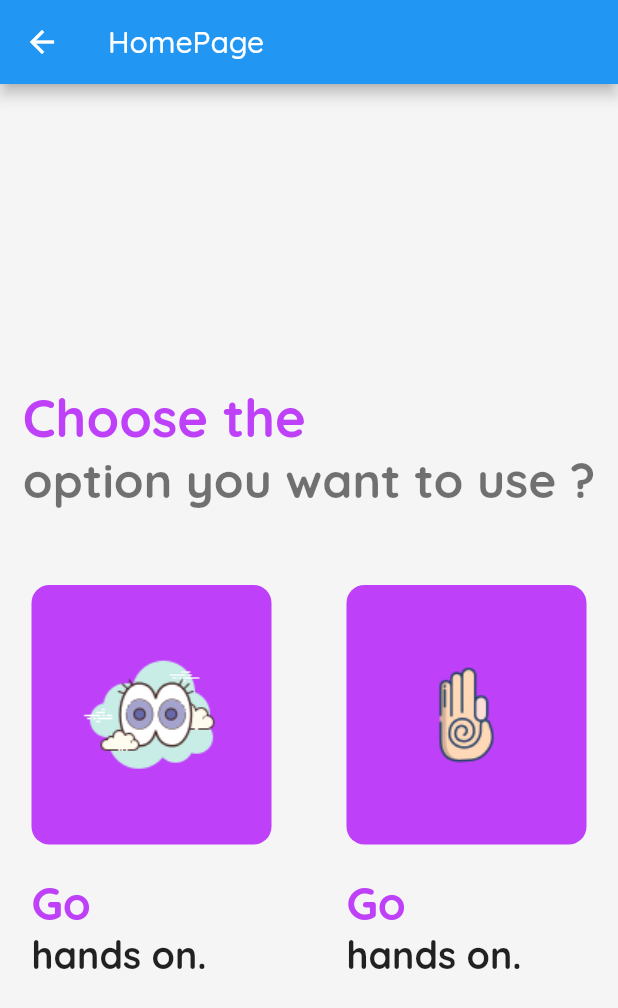
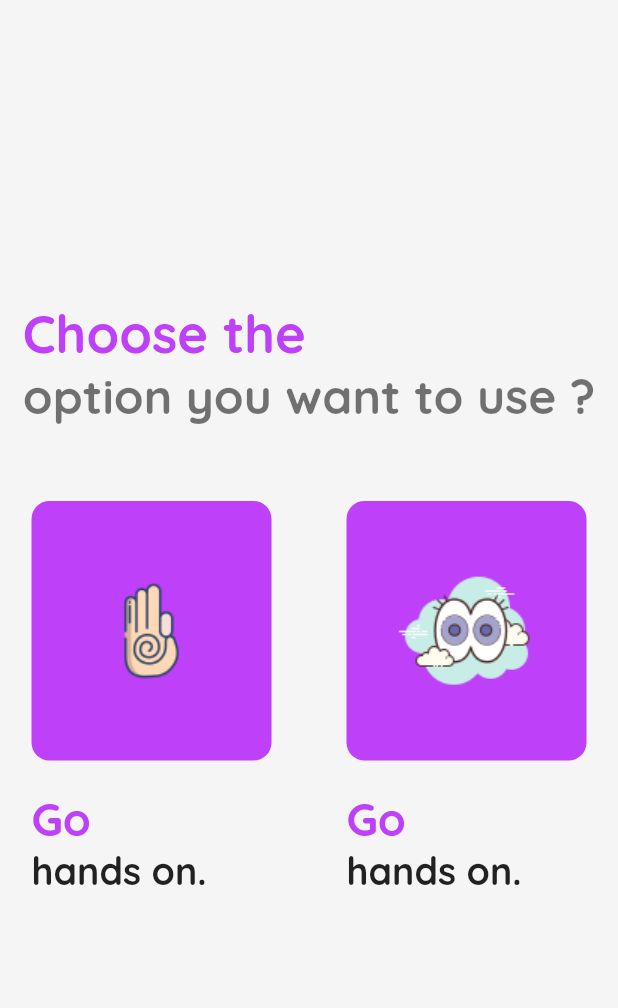
Before and after one commit to basnetmausam/Aawaj, a Flutter app: the HomePage screen opened by its route, on a phone screen of 412 x 824 dp. Shown: the top 1008 px of the screen. Run offline on Flutter 3.47's test engine with Material 2 defaults, Android fonts, the phone set to English and light mode, and no system bars; our stand-ins replace flutter_staggered_animations, google_fonts, velocity_x.

Commit message:
basic-ui

```diff
--- a/lib/main.dart
+++ b/lib/main.dart
@@ -2,6 +2,7 @@ import 'package:flutter/material.dart';
 import 'package:major_try/pages/gridview_page.dart';
 import 'package:major_try/pages/hands_on_mode/choose_option_page.dart';
 import 'package:major_try/pages/home_page.dart';
+import 'package:major_try/pages/typing_mode/typing_page.dart';
 import 'package:major_try/themes.dart';
 import 'package:major_try/utils/routes.dart';
 
@@ -33,8 +34,10 @@ class MyApp extends StatelessWidget {
       routes: {
         MyRoutes.homeRoute: (context) => const HomePage(),
         MyRoutes.handsRoute: (context) => const HandsOn(),
+        MyRoutes.taptapRoute: (context) => const GridViewPage(),
+        MyRoutes.typeRoute: (context) => const TypePage(),
       },
-      home: const GridViewPage(),
+      home: const HomePage(),
     );
   }
 }
--- a/lib/pages/home_page.dart
+++ b/lib/pages/home_page.dart
@@ -14,9 +14,9 @@ class HomePage extends StatelessWidget {
   @override
   Widget build(BuildContext context) {
     return Scaffold(
-      appBar: AppBar(
-        title: const Text("HomePage"),
-      ),
+      // appBar: AppBar(
+      //   title: const Text("HomePage"),
+      // ),
       // backgroundColor: context.canvasColor,
       body: Column(
         crossAxisAlignment: CrossAxisAlignment.center,
@@ -70,96 +70,6 @@ class HomePage extends StatelessWidget {
             mainAxisAlignment: MainAxisAlignment.center,
             crossAxisAlignment: CrossAxisAlignment.center,
             children: [
-              if (isMobile(context))
-                Column(
-                  crossAxisAlignment: CrossAxisAlignment.start,
-                  children: [
-                    InkWell(
-                      onTap: () {
-                        Navigator.pushNamed(context, MyRoutes.handsRoute);
-                      },
-                      child: Container(
-                        height: 173,
-                        width: 160,
-                        decoration: BoxDecoration(
-                          image: const DecorationImage(
-                            image: AssetImage('assets/images/eye.png'),
-                            // fit: BoxFit.contain,
-                          ),
-                          color: context.cardColor,
-                          borderRadius: BorderRadius.circular(12),
-                        ),
-                      ),
-                    ),
-                    const SizedBox(
-                      height: 20,
-                    ),
-                    Text(
-                      "Go",
-                      style: TextStyle(
-                        color: context.cardColor,
-                        fontSize: 30,
-                        fontWeight: FontWeight.bold,
-                      ),
-                    ),
-                    const Text(
-                      "hands on.",
-                      style: TextStyle(
-                        fontSize: 25,
-                        fontWeight: FontWeight.bold,
-                      ),
-                    ),
-                  ],
-                ),
-              if (isTablet(context))
-                Column(
-                  crossAxisAlignment: CrossAxisAlignment.start,
-                  children: [
-                    InkWell(
-                      onTap: () {
-                        Navigator.pushNamed(context, MyRoutes.handsRoute);
-                      },
-                      child: Container(
-                        height: 250,
-                        width: 275,
-                        decoration: BoxDecoration(
-                          image: const DecorationImage(
-                            image: AssetImage('assets/images/eye.png'),
-                            // fit: BoxFit.contain,
-                          ),
-                          color: context.cardColor,
-                          borderRadius: BorderRadius.circular(12),
-                        ),
-                      ),
-                    ),
-                    const SizedBox(
-                      height: 20,
-                    ),
-                    Text(
-                      "Go",
-                      style: TextStyle(
-                        color: context.cardColor,
-                        fontSize: 35,
-                        fontWeight: FontWeight.bold,
-                      ),
-                    ),
-                    const Text(
-                      "hands on.",
-                      style: TextStyle(
-                        fontSize: 30,
-                        fontWeight: FontWeight.bold,
-                      ),
-                    ),
-                  ],
-                ),
-              if (isMobile(context))
-                const SizedBox(
-                  width: 50,
-                ),
-              if (isTablet(context))
-                const SizedBox(
-                  width: 100,
-                ),
               if (isMobile(context))
                 Column(
                   crossAxisAlignment: CrossAxisAlignment.start,
@@ -242,6 +152,96 @@ class HomePage extends StatelessWidget {
                     ),
                   ],
                 ),
+              if (isMobile(context))
+                const SizedBox(
+                  width: 50,
+                ),
+              if (isTablet(context))
+                const SizedBox(
+                  width: 100,
+                ),
+              if (isMobile(context))
+                Column(
+                  crossAxisAlignment: CrossAxisAlignment.start,
+                  children: [
+                    InkWell(
+                      onTap: () {
+                        // Navigator.pushNamed(context, MyRoutes.handsRoute);
+                      },
+                      child: Container(
+                        height: 173,
+                        width: 160,
+                        decoration: BoxDecoration(
+                          image: const DecorationImage(
+                            image: AssetImage('assets/images/eye.png'),
+                            // fit: BoxFit.contain,
+                          ),
+                          color: context.cardColor,
+                          borderRadius: BorderRadius.circular(12),
+                        ),
+                      ),
+                    ),
+                    const SizedBox(
+                      height: 20,
+                    ),
+                    Text(
+                      "Go",
+                      style: TextStyle(
+                        color: context.cardColor,
+                        fontSize: 30,
+                        fontWeight: FontWeight.bold,
+                      ),
+                    ),
+                    const Text(
+                      "hands on.",
+                      style: TextStyle(
+                        fontSize: 25,
+                        fontWeight: FontWeight.bold,
+                      ),
+                    ),
+                  ],
+                ),
+              if (isTablet(context))
+                Column(
+                  crossAxisAlignment: CrossAxisAlignment.start,
+                  children: [
+                    InkWell(
+                      onTap: () {
+                        // Navigator.pushNamed(context, MyRoutes.handsRoute);
+                      },
+                      child: Container(
+                        height: 250,
+                        width: 275,
+                        decoration: BoxDecoration(
+                          image: const DecorationImage(
+                            image: AssetImage('assets/images/eye.png'),
+                            // fit: BoxFit.contain,
+                          ),
+                          color: context.cardColor,
+                          borderRadius: BorderRadius.circular(12),
+                        ),
+                      ),
+                    ),
+                    const SizedBox(
+                      height: 20,
+                    ),
+                    Text(
+                      "Go",
+                      style: TextStyle(
+                        color: context.cardColor,
+                        fontSize: 35,
+                        fontWeight: FontWeight.bold,
+                      ),
+                    ),
+                    const Text(
+                      "hands on.",
+                      style: TextStyle(
+                        fontSize: 30,
+                        fontWeight: FontWeight.bold,
+                      ),
+                    ),
+                  ],
+                ),
             ],
           ),
         ],
--- a/lib/pages/typing_mode/typing_page.dart
+++ b/lib/pages/typing_mode/typing_page.dart
@@ -9,7 +9,7 @@ class TypePage extends StatelessWidget {
   bool isMobile(BuildContext context) =>
       MediaQuery.of(context).size.width < 600;
 
-  final bool _isPlaying = false;
+  // final bool _isPlhelheaying = false;
   @override
   Widget build(BuildContext context) {
     return Scaffold(
--- a/lib/utils/routes.dart
+++ b/lib/utils/routes.dart
@@ -1,4 +1,6 @@
 class MyRoutes {
   static String homeRoute = "/home";
   static String handsRoute = "/hands_on";
+  static String taptapRoute = "/tap_tap";
+  static String typeRoute = "/type";
 }
```
Also changed, not shown: lib/data/words_data.dart (+16 -0 lines), lib/pages/gridview_page.dart (+11 -7 lines), lib/pages/hands_on_mode/choose_option_page.dart (+4 -4 lines), lib/try/try_typeashed.dart (deleted, +0 -15 lines), 1 other file.
